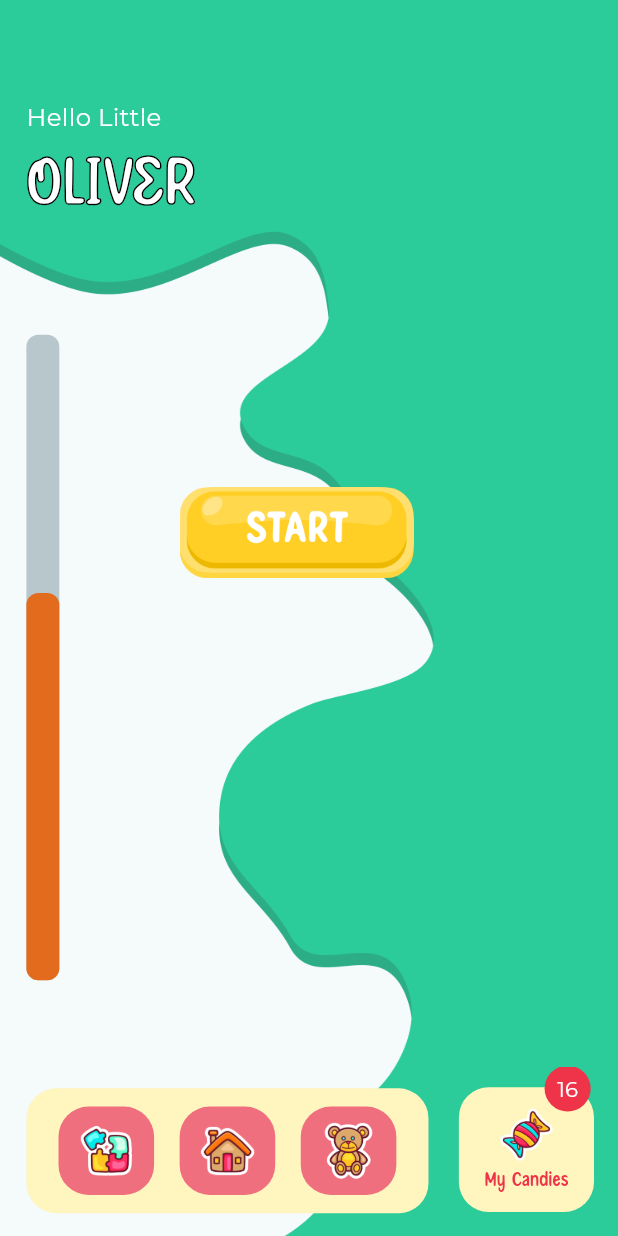
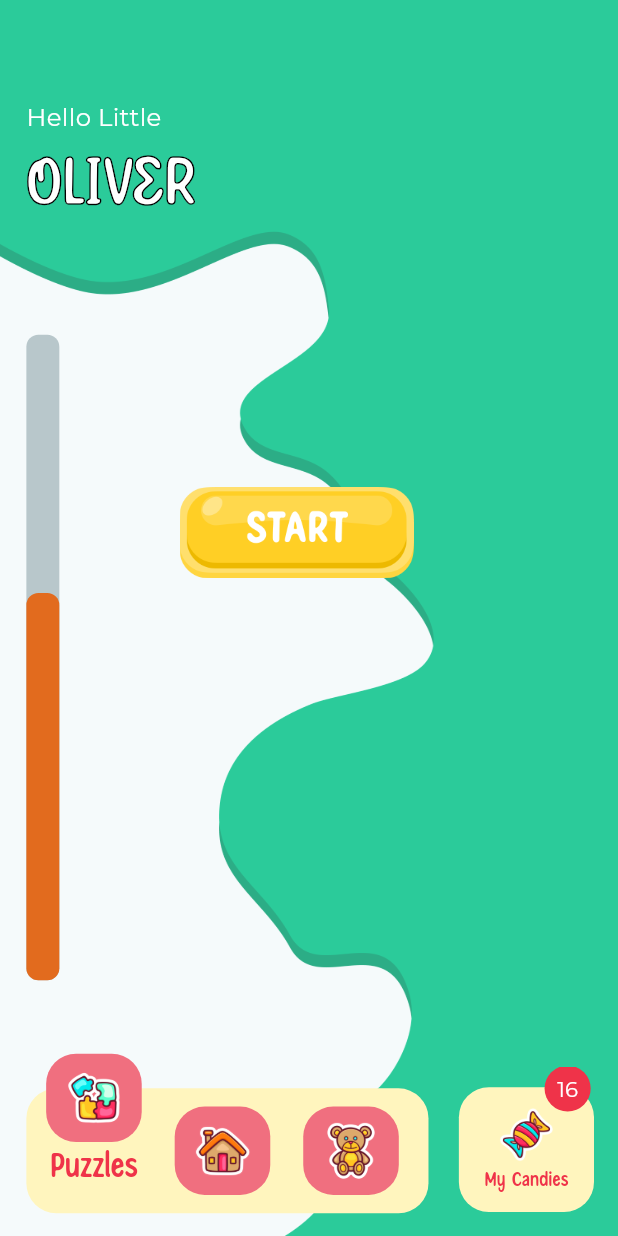
Before and after one commit to youssefhedefa/kid_teaching, a Flutter app: the screen it shows after launch, on a phone screen of 412 x 824 dp. Run offline on Flutter 3.47's test engine with Material 3 defaults, Android fonts, the phone set to English and light mode, and no system bars; drawn by our look-alikes of percent_indicator; our stand-ins replace flutter_screenutil, google_fonts.

Commit message:
adding animations to bottom nav bar items

```diff
--- a/lib/core/theming/text_style.dart
+++ b/lib/core/theming/text_style.dart
@@ -46,4 +46,11 @@ class TextStyleProvider {
     fontFamily: 'Summary_notes',
     fontSize: 14.sp,
   );
+
+  static TextStyle fontRed24Regular = TextStyle(
+    fontFamily: 'Summary_notes',
+    fontSize: 24.sp,
+    color: const Color(0xffEF3349),
+  );
+
 }
--- /dev/null
+++ b/lib/features/home_screen/presentation/views/animations/animated_nav_bar_item.dart
@@ -0,0 +1,74 @@
+
+
+import 'package:flutter/material.dart';
+import 'package:kid_teaching/core/theming/text_style.dart';
+import 'package:kid_teaching/features/home_screen/presentation/views/widgets/bottom_nav_item.dart';
+
+class AnimatedNavItem extends StatefulWidget {
+  const AnimatedNavItem(
+      {super.key,
+        required this.label,
+        required this.clicked,
+        required this.image});
+
+  final String label;
+  final bool clicked;
+  final String image;
+
+  @override
+  State<AnimatedNavItem> createState() => _AnimatedNavItemState();
+}
+
+class _AnimatedNavItemState extends State<AnimatedNavItem>
+    with TickerProviderStateMixin {
+  late AnimationController _controller;
+  late Animation<Offset> _animation;
+
+  @override
+  void initState() {
+    super.initState();
+    _controller = AnimationController(
+      duration: const Duration(milliseconds: 1100),
+      vsync: this,
+    );
+
+    _animation = Tween<Offset>(
+      begin: const Offset(0.0, 0.0),
+      end: const Offset(0.0, -0.6),
+    ).animate(_controller);
+  }
+
+  @override
+  Widget build(BuildContext context) {
+
+    if (widget.clicked) {
+      _controller.forward();
+    }
+
+    return Stack(
+      alignment: Alignment.bottomCenter,
+      children: [
+        Text(
+          widget.label,
+          style: TextStyleProvider.fontRed24Regular,
+        ),
+        widget.clicked
+            ? SlideTransition(
+          position: _animation,
+          child: BottomItemNav(
+            image: widget.image,
+          ),
+        )
+            : BottomItemNav(
+          image: widget.image,
+        ),
+      ],
+    );
+
+  }
+  @override
+  void dispose() {
+    _controller.dispose();
+    super.dispose();
+  }
+}
--- a/lib/features/home_screen/presentation/views/widgets/bottom_nav_item.dart
+++ b/lib/features/home_screen/presentation/views/widgets/bottom_nav_item.dart
@@ -5,7 +5,7 @@ import 'package:flutter_screenutil/flutter_screenutil.dart';
 import 'package:kid_teaching/core/theming/colors.dart';
 
 class BottomItemNav extends StatelessWidget {
-  const BottomItemNav({super.key, required this.image});
+  const BottomItemNav({super.key, required this.image,});
 
   final String image;
 
--- a/lib/features/home_screen/presentation/views/widgets/custom_bottom_navigator_bar.dart
+++ b/lib/features/home_screen/presentation/views/widgets/custom_bottom_navigator_bar.dart
@@ -1,14 +1,27 @@
-
-
 import 'package:flutter/material.dart';
 import 'package:flutter_screenutil/flutter_screenutil.dart';
 import 'package:kid_teaching/core/helper/image_provider.dart';
 import 'package:kid_teaching/core/theming/colors.dart';
+import 'package:kid_teaching/features/home_screen/presentation/views/animations/animated_nav_bar_item.dart';
 
-import 'bottom_nav_item.dart';
+class CustomBottomNavigatorBar extends StatefulWidget {
+  const CustomBottomNavigatorBar({super.key});
 
-class CustomBottomNavigatorBar extends StatelessWidget {
-  const CustomBottomNavigatorBar({super.key});
+  @override
+  State<CustomBottomNavigatorBar> createState() =>
+      _CustomBottomNavigatorBarState();
+}
+
+class _CustomBottomNavigatorBarState extends State<CustomBottomNavigatorBar> {
+
+
+  int currentIndex = 0;
+  List<String> labels = ['Puzzles', 'Home', 'Prizes',];
+  List<String> images = [
+    AssetImageProvider.puzzleImage,
+    AssetImageProvider.homeImage,
+    AssetImageProvider.bearImage,
+  ];
 
   @override
   Widget build(BuildContext context) {
@@ -19,16 +32,26 @@ class CustomBottomNavigatorBar extends StatelessWidget {
         color: ColorProvider.floatingActionButtonBackgroundColor,
         borderRadius: BorderRadius.circular(20),
       ),
-      child: Row(
-        mainAxisAlignment: MainAxisAlignment.spaceBetween,
-        children: [
-          SizedBox(width: 4.w,),
-          const BottomItemNav(image: AssetImageProvider.puzzleImage,),
-          const BottomItemNav(image: AssetImageProvider.homeImage,),
-          const BottomItemNav(image: AssetImageProvider.bearImage,),
-          SizedBox(width: 4.w,),
-
-        ],
+      child: ListView.separated(
+        //mainAxisAlignment: MainAxisAlignment.spaceBetween,
+        scrollDirection: Axis.horizontal,
+        padding: EdgeInsets.symmetric(vertical: 12.h,horizontal: 12.w),
+        itemCount: 3,
+        itemBuilder: (context, index) => GestureDetector(
+          onTap: () {
+            setState(() {
+              currentIndex = index;
+            });
+          },
+          child: AnimatedNavItem(
+            label: labels[index],
+            clicked: currentIndex == index,
+            image: images[index],
+          ),
+        ),
+        separatorBuilder: (context, index) => SizedBox(
+          width: 20.w,
+        ),
       ),
     );
   }
```
